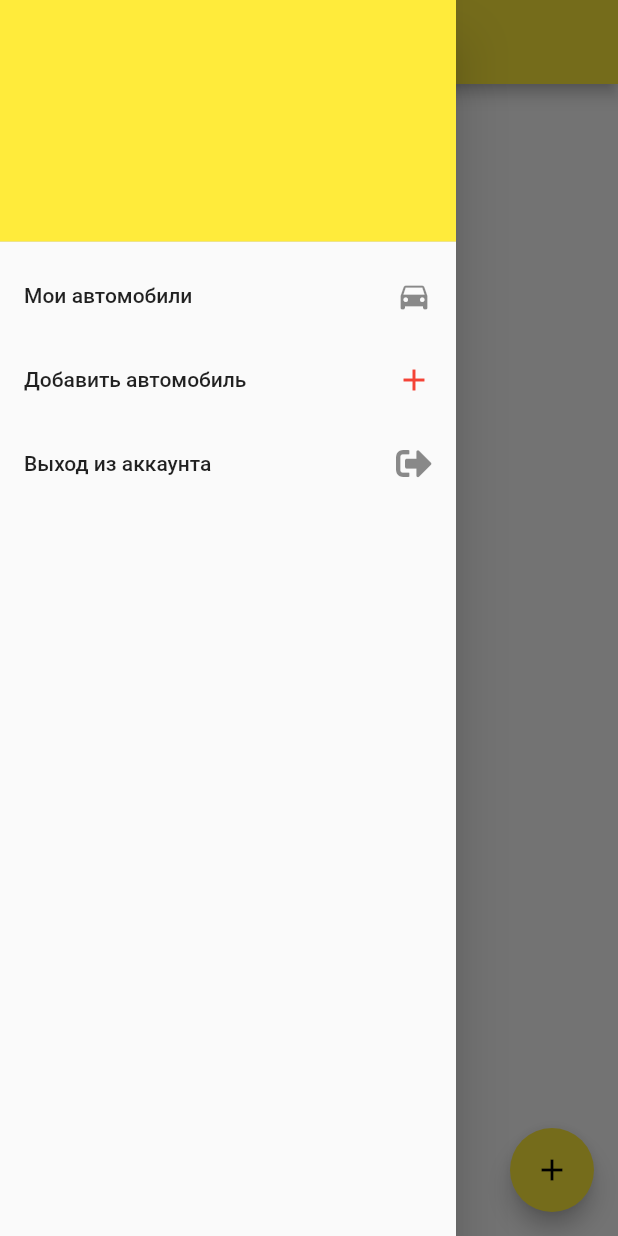
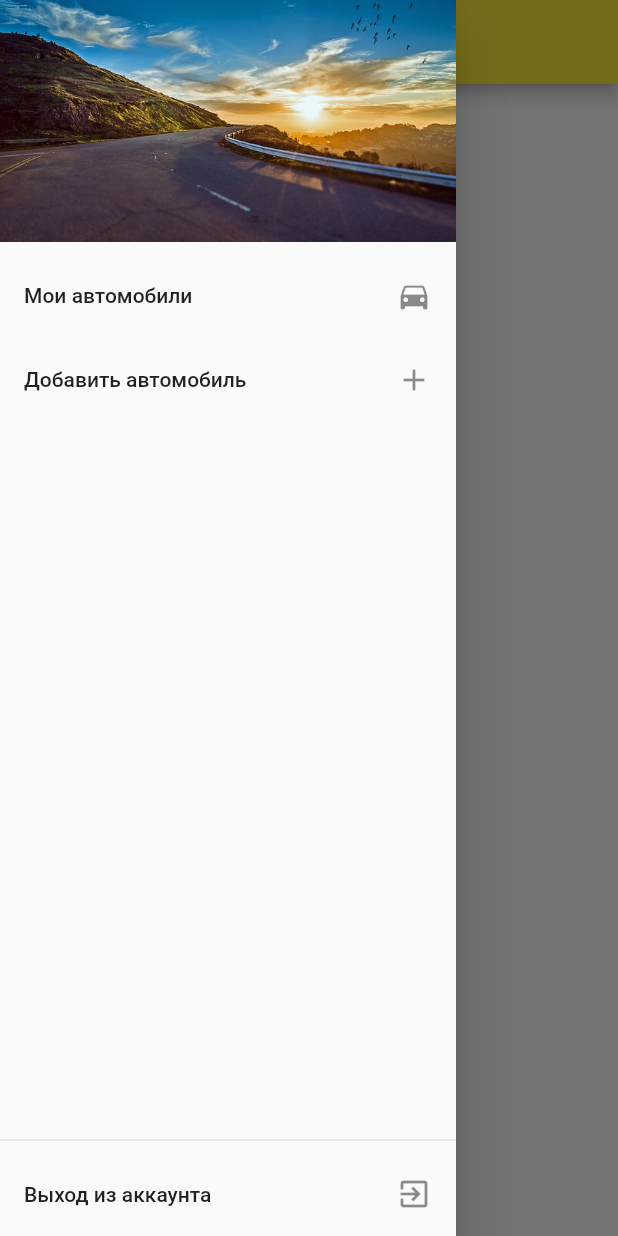
Before and after one commit to CoMatu/carstat, a Flutter app: the CarsListPage screen opened by its route, with the side drawer open, on a phone screen of 412 x 824 dp. Run offline on Flutter 3.47's test engine with Material 2 defaults, Android fonts, the phone set to English and light mode, and no system bars; our stand-ins replace cloud_firestore, firebase_auth, font_awesome_flutter, image_picker, permission_handler; accounts and stored records are empty.

Commit message:
изменил картинку дравера

```diff
--- a/lib/components/car_card.dart
+++ b/lib/components/car_card.dart
@@ -145,7 +145,6 @@ class _CarCardState extends State<CarCard> {
                     ],
                   )
                 : Image.file(image))
-        //Image.asset('images/nissan_note.jpg')
         ;
   }
 
--- a/lib/components/drawer.dart
+++ b/lib/components/drawer.dart
@@ -9,10 +9,10 @@ import 'package:carstat/services/auth_provider.dart';
 import 'package:carstat/services/auth_service.dart';
 
 class MainDrawer extends StatelessWidget {
-  MainDrawer({this.onSignedOut, this.auth});
+  MainDrawer({this.onSignedOut});
 
   final VoidCallback onSignedOut;
-  BaseAuth auth;
+  static BaseAuth auth;
 
   Future<void> _signOut(BuildContext context) async {
     try {
@@ -27,17 +27,26 @@ class MainDrawer extends StatelessWidget {
   Widget build(BuildContext context) {
     auth = AuthProvider.of(context).auth;
     return Drawer(
+      child: Column(
+        children: <Widget>[
+          Expanded(
             child: ListView(
               padding: EdgeInsets.zero,
               children: <Widget>[
-          UserAccountsDrawerHeader(accountName: null, accountEmail: null),
+                UserAccountsDrawerHeader(accountName: null, accountEmail: null,
+                decoration: BoxDecoration(
+                  image: DecorationImage(
+                    image: AssetImage('images/road.jpg'),
+                    fit: BoxFit.fitWidth
+                  )
+                ),),
                 ListTile(
                   title: Text('Мои автомобили'),
                   trailing: Icon(Icons.directions_car),
-            onTap: () async{
+                  onTap: () async {
                     Navigator.of(context).pop();
                     var user = await auth.currentUser();
-              if(user != null){
+                    if (user != null) {
                       Navigator.push(context,
                           MaterialPageRoute(builder: (context) => CarsListPage()));
                     }
@@ -45,26 +54,44 @@ class MainDrawer extends StatelessWidget {
                 ),
                 ListTile(
                   title: Text('Добавить автомобиль'),
-            trailing: Icon(Icons.add, color: Colors.red,),
-            onTap: () async{
+                  trailing: Icon(
+                    Icons.add,
+                  ),
+                  onTap: () async {
                     Navigator.of(context).pop();
                     var user = await auth.currentUser();
-              if(user != null) {
+                    if (user != null) {
                       Navigator.push(context,
                           MaterialPageRoute(builder: (context) => AddCarPage()));
                     }
                   },
                 ),
+              ],
+            ),
+          ),
+          Container(
+            child: Align(
+              alignment: FractionalOffset.bottomCenter,
+              child: Container(
+                child: Column(
+                  children: <Widget>[
+                    Divider(),
                     ListTile(
                         title: Text('Выход из аккаунта'),
-              trailing: Icon(FontAwesomeIcons.signOutAlt),
-              onTap: () async{
+                        trailing: Icon(Icons.exit_to_app),
+                        onTap: () async {
                           await _signOut(context);
                           Navigator.of(context).pop();
                           Navigator.pushNamed(context, 'start_page');
                         }),
                   ],
                 ),
+              ),
+            ),
+          )
+
+        ],
+      )
     );
   }
 }
--- a/lib/pages/carslist_page.dart
+++ b/lib/pages/carslist_page.dart
@@ -67,7 +67,7 @@ class _CarsListPageState extends State<CarsListPage> {
     return Scaffold(
       appBar: MainAppBar(),
       drawer: MainDrawer(),
-      floatingActionButton: _getFab(),
+//      floatingActionButton: _getFab(),
       body: _carList(),
     );
   }
@@ -91,6 +91,7 @@ class _CarsListPageState extends State<CarsListPage> {
     );
   }
 
+/*
   _getFab() {
     return FloatingActionButton(
       child: Icon(Icons.add),
@@ -99,4 +100,5 @@ class _CarsListPageState extends State<CarsListPage> {
       },
     );
   }
+*/
 }
--- a/lib/pages/edit_car_page.dart
+++ b/lib/pages/edit_car_page.dart
@@ -63,6 +63,7 @@ class _EditCarPageState extends State<EditCarPage> {
               TextFormField(
                 keyboardType: TextInputType.text,
                 initialValue: car.carModel,
+                onSaved: (val) => car.carModel = val,
                 decoration: const InputDecoration(
                   labelText: 'Модель автомобиля',
                 ),
--- a/lib/pages/entry_details_page.dart
+++ b/lib/pages/entry_details_page.dart
@@ -242,7 +242,7 @@ class _EntryDetailsPageState extends State<EntryDetailsPage> {
                                   ),
                                 ),
                                 Expanded(
-                                  flex: 3,
+                                  flex: 4,
                                   child: Column(
                                     children: <Widget>[
                                       Container(
--- a/pubspec.yaml
+++ b/pubspec.yaml
@@ -53,9 +53,7 @@ flutter:
 
   # To add assets to your application, add an assets section, like this:
   assets:
-    - images/carstat.png
-    - images/auto_caddilac.jpg
-    - images/nissan_note.jpg
+    - images/road.jpg
   #  - images/a_dot_ham.jpeg
 
   # An image asset can refer to one or more resolution-specific "variants", see
```
Also changed, not shown: images/auto_caddilac.jpg (deleted), images/carstat.png (deleted), images/nissan_note.jpg (deleted), images/road.jpg (added). Lines whose indentation alone changed are shown as unchanged.
